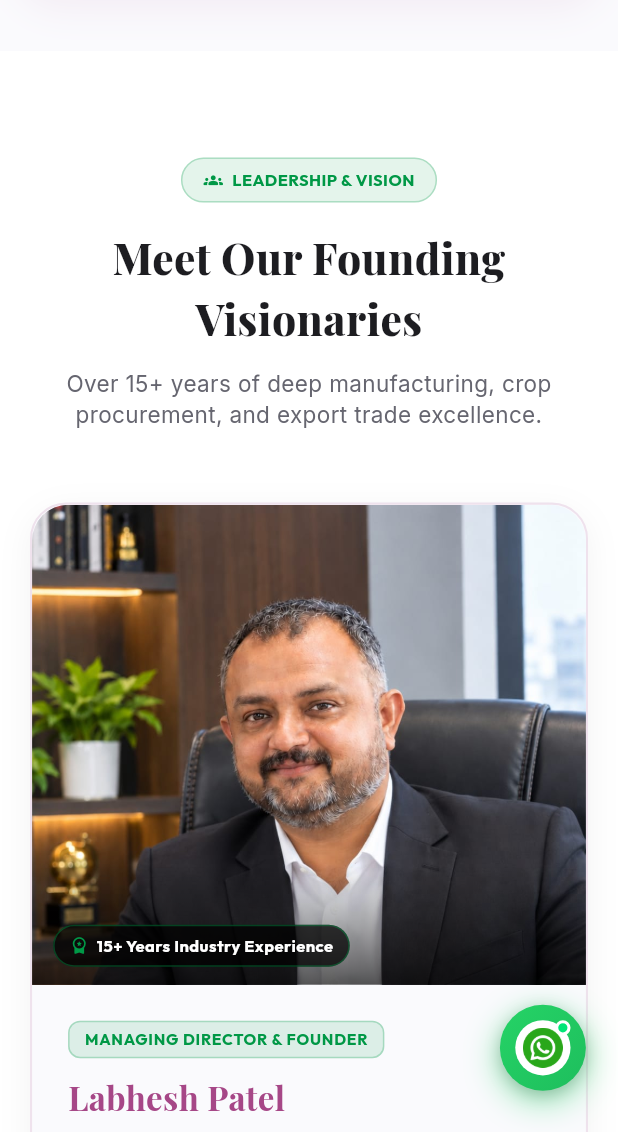
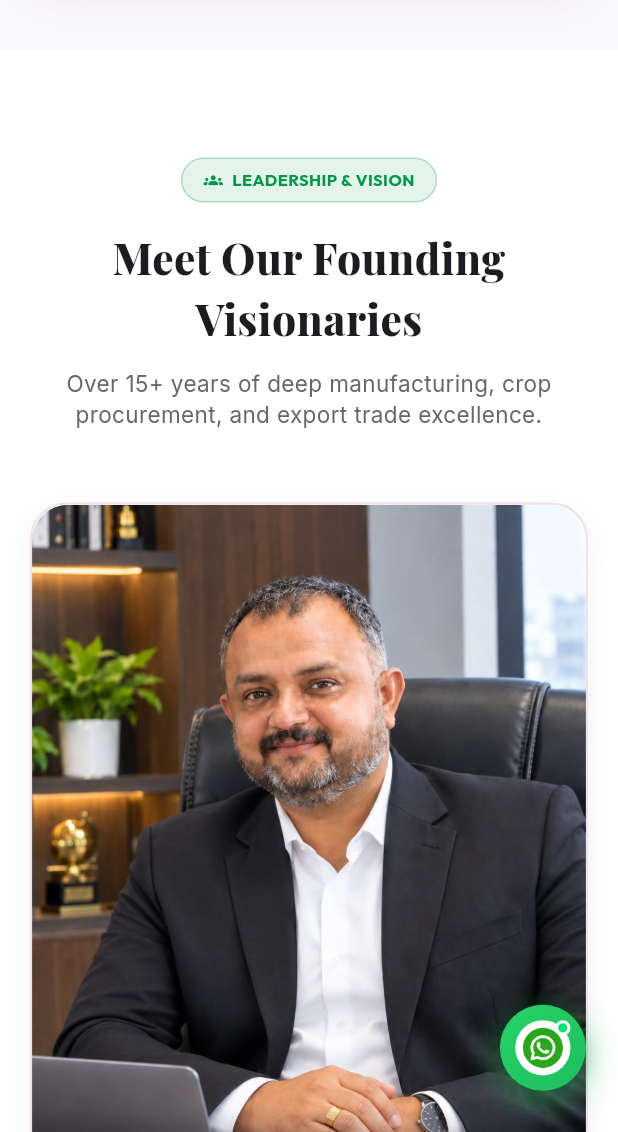
Before and after one commit to Darshan122/amar-foods-web, a Flutter app: the AboutPage screen opened by its route, scrolled down 2880 dp, on a phone screen of 412 x 824 dp, the part 104-1236 px from its top. Run offline on Flutter 3.47's test engine with Material 3 defaults, Android fonts, the light colour scheme and no system bars; our stand-ins replace google_fonts; missing offline and left inert: dart:html, dart:js_interop, dart:ui_web.

Commit message:
feat(about): implement 3:4 aspect ratio and 3-column executive grid for full portrait visibility

```diff
--- a/lib/pages/about_page.dart
+++ b/lib/pages/about_page.dart
@@ -659,24 +659,29 @@ class AboutPage extends StatelessWidget {
               // 5 Founder & Leadership Cards Grid
               LayoutBuilder(
                 builder: (context, constraints) {
-                  if (isMobile) {
-                    return Column(
-                      children: founders.map((f) => Padding(
-                        padding: const EdgeInsets.only(bottom: 20.0),
+                  final double maxWidth = constraints.maxWidth;
+                  final double cardWidth;
+
+                  if (maxWidth >= 992) {
+                    // Desktop: 3 columns (3 on top row, 2 centered on bottom row)
+                    cardWidth = (maxWidth - 48) / 3;
+                  } else if (maxWidth >= 640) {
+                    // Tablet: 2 columns
+                    cardWidth = (maxWidth - 24) / 2;
+                  } else {
+                    // Mobile: 1 column
+                    cardWidth = maxWidth;
+                  }
+
+                  return Wrap(
+                    spacing: 24,
+                    runSpacing: 28,
+                    alignment: WrapAlignment.center,
+                    children: founders.map((f) => SizedBox(
+                      width: cardWidth,
                       child: _buildFounderCard(context, f),
                     )).toList(),
                   );
-                  } else {
-                    return Wrap(
-                      spacing: 24,
-                      runSpacing: 24,
-                      alignment: WrapAlignment.center,
-                      children: founders.map((f) => SizedBox(
-                        width: (constraints.maxWidth - 24) / 2,
-                        child: _buildFounderCard(context, f),
-                      )).toList(),
-                    );
-                  }
                 },
               ),
             ],
@@ -707,19 +712,19 @@ class AboutPage extends StatelessWidget {
         child: Column(
           crossAxisAlignment: CrossAxisAlignment.start,
           children: [
-            // Founder Portrait Photo with Floating Experience Badge
+            // Founder Portrait Photo with Floating Experience Badge (Exact 3:4 aspect ratio for full view)
             if (imagePath != null)
-              Stack(
+              AspectRatio(
+                aspectRatio: 3 / 4,
+                child: Stack(
+                  fit: StackFit.expand,
                   children: [
                     Image.asset(
                       imagePath,
-                    height: 320,
-                    width: double.infinity,
                       fit: BoxFit.cover,
                       alignment: Alignment.topCenter,
                       errorBuilder: (context, error, stackTrace) {
                         return Container(
-                        height: 240,
                           color: AppColors.primaryLight,
                           child: const Center(
                             child: Icon(Icons.person_rounded, size: 56, color: AppColors.primary),
@@ -732,7 +737,7 @@ class AboutPage extends StatelessWidget {
                       bottom: 0,
                       left: 0,
                       right: 0,
-                    height: 80,
+                      height: 90,
                       child: Container(
                         decoration: BoxDecoration(
                           gradient: LinearGradient(
@@ -740,7 +745,7 @@ class AboutPage extends StatelessWidget {
                             end: Alignment.bottomCenter,
                             colors: [
                               Colors.transparent,
-                            Colors.black.withValues(alpha: 0.65),
+                              Colors.black.withValues(alpha: 0.7),
                             ],
                           ),
                         ),
@@ -748,12 +753,12 @@ class AboutPage extends StatelessWidget {
                     ),
                     // 15+ Years Industry Experience Badge floating bottom-left of photo
                     Positioned(
-                    bottom: 12,
+                      bottom: 14,
                       left: 14,
                       child: Container(
                         padding: const EdgeInsets.symmetric(horizontal: 10, vertical: 5),
                         decoration: BoxDecoration(
-                        color: Colors.black.withValues(alpha: 0.75),
+                          color: Colors.black.withValues(alpha: 0.78),
                           borderRadius: BorderRadius.circular(16),
                           border: Border.all(color: AppColors.secondary.withValues(alpha: 0.4)),
                         ),
@@ -776,6 +781,7 @@ class AboutPage extends StatelessWidget {
                       ),
                     ),
                   ],
+                ),
               ),
 
             // Card Body Content
```
Also changed, not shown: assets/images/founder_labhesh_patel.jpg. Lines whose indentation alone changed are shown as unchanged.
